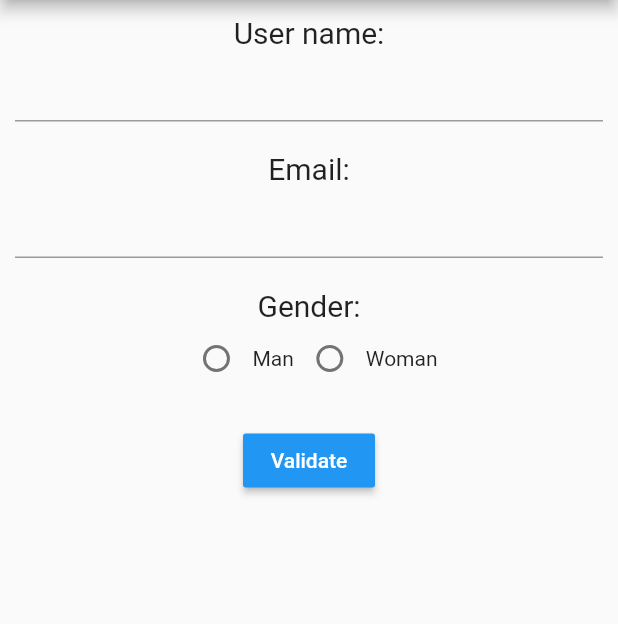
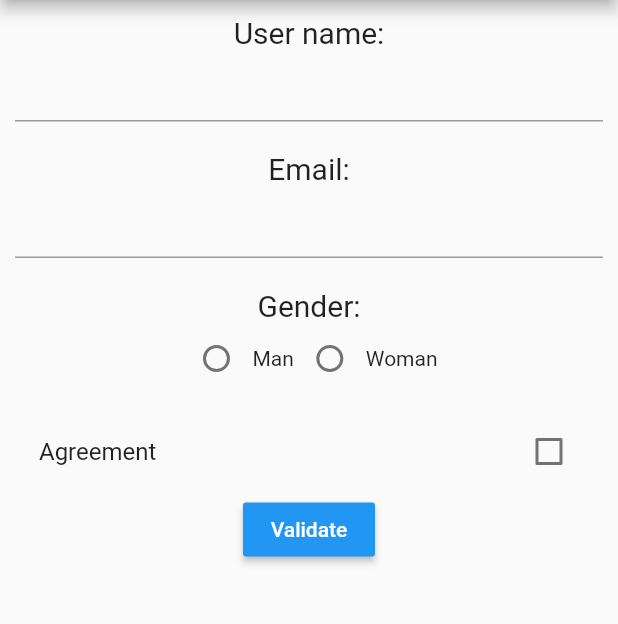
Before and after one commit to shumidub/flutter_demo, a Flutter app: the screen it shows after launch, on a phone screen of 412 x 824 dp, the part 84-708 px from its top. Run offline on Flutter 3.47's test engine with Material 2 defaults, Android fonts, the phone set to English and light mode, and no system bars.

Commit message:
add checkbox

```diff
--- a/lib/MyForm.dart
+++ b/lib/MyForm.dart
@@ -11,6 +11,7 @@ class MyForm extends StatefulWidget {
 class MyFormState extends State<MyForm> {
   final _formKey = GlobalKey<FormState>();
   Gender _gender;
+  bool _agreement = false;
 
   void _setGender(Gender gender) {
     this._gender = gender;
@@ -44,12 +45,14 @@ class MyFormState extends State<MyForm> {
 
               Text('Gender:', style: TextStyle(fontSize: 20.0),),
               Row(mainAxisAlignment : MainAxisAlignment.center, children: <Widget>[
-                Radio(value: Gender.male, groupValue: _gender, onChanged: (Gender value) { this._setGender(value); setState(() {});}),
+                Radio(value: Gender.male, groupValue: _gender, onChanged: (Gender value) { _setGender(value); setState(() {});}),
                 Text("Man"),
-                Radio(value: Gender.female, groupValue: _gender, onChanged: (Gender value) { this._setGender(value); setState(() {});}),
+                Radio(value: Gender.female, groupValue: _gender, onChanged: (Gender value) { _setGender(value); setState(() {});}),
                 Text("Woman")
               ]),
-              Padding(padding: EdgeInsets.all(10.0)),
+              Padding(padding: EdgeInsets.only(top: 10.0)),
+
+              CheckboxListTile(value: _agreement, title: Text("Agreement"), onChanged: (bool value){ setState(() { _agreement = value; });}),
 
               RaisedButton(
                 onPressed: (){
```
